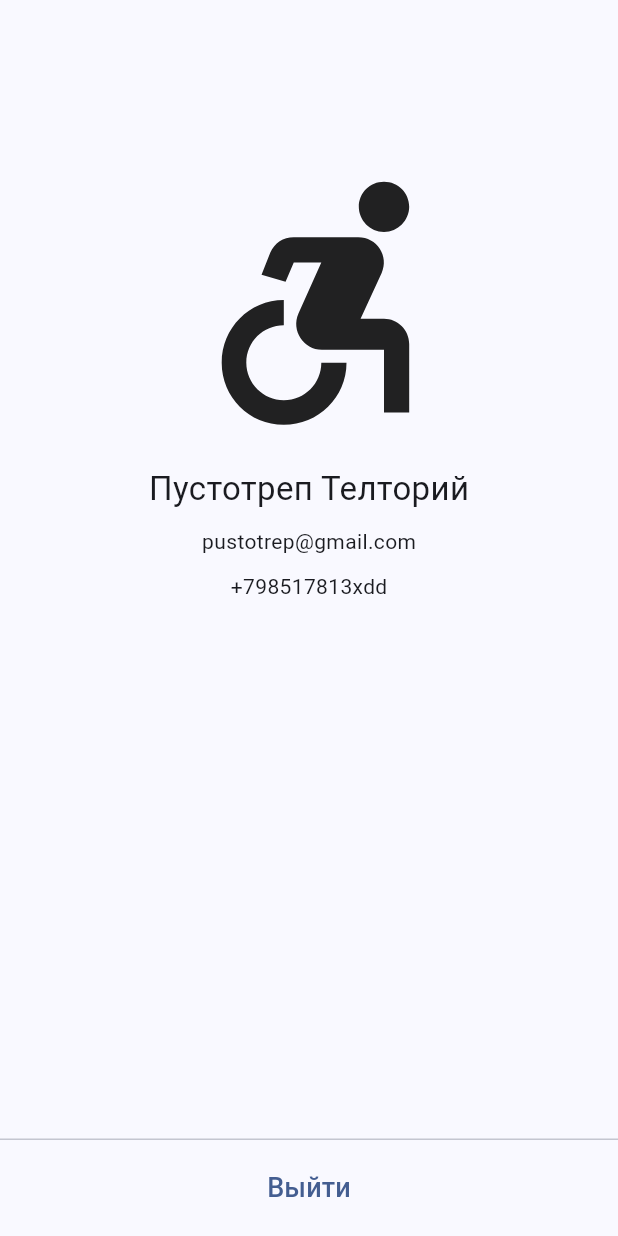
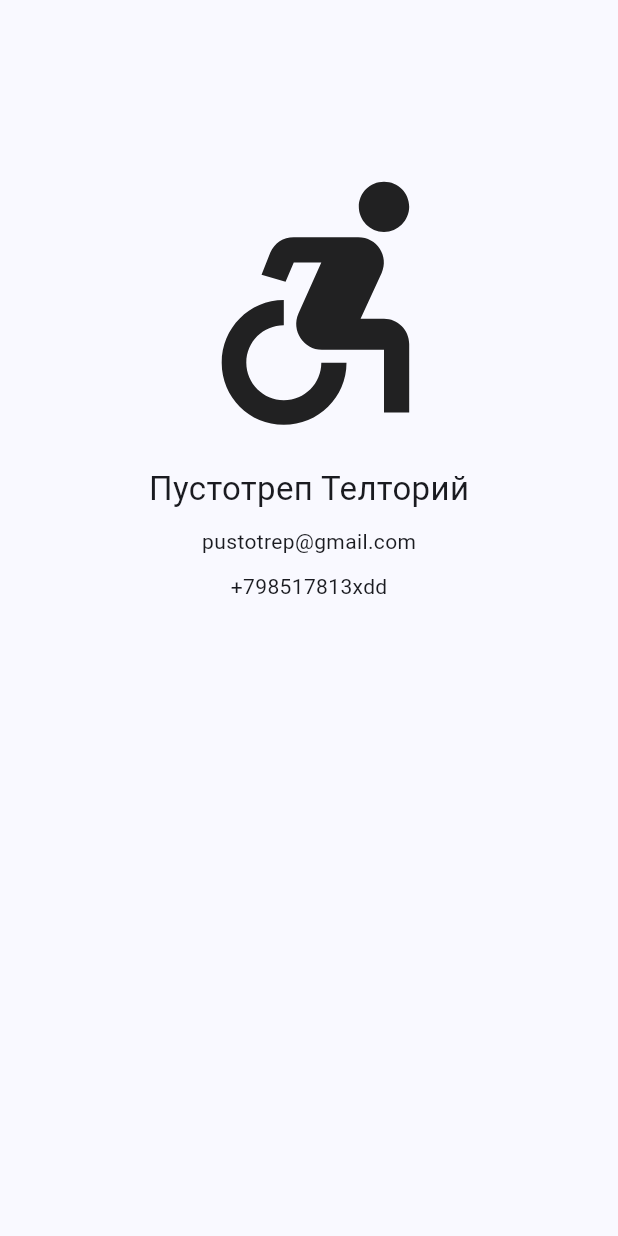
Before and after one commit to Teltoriy/pks5, a Flutter app: the Profile screen opened directly, on a phone screen of 412 x 824 dp. Run offline on Flutter 3.47's test engine with Material 3 defaults, Android fonts, the phone set to English and light mode, and no system bars; network calls fail.

```diff
--- a/lib/pages/profile.dart
+++ b/lib/pages/profile.dart
@@ -23,9 +23,6 @@ class Profile extends StatelessWidget{
           ],
         ),
       ),
-      persistentFooterButtons: [
-        SizedBox.expand(child: TextButton(onPressed: (){}, child: const Text("Выйти", style: TextStyle(fontSize: 18),),))
-      ],
     );
   }
 }
```
